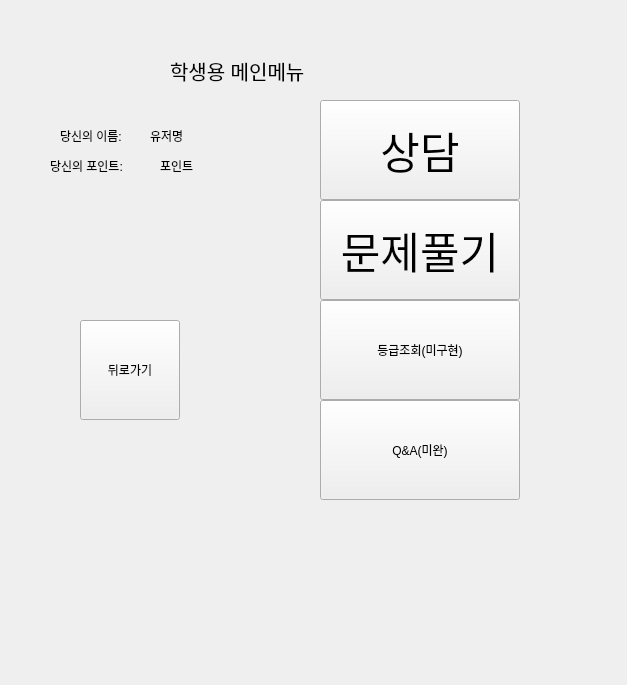
Qt form student_client.ui (Eduappproject/education_application) before a commit.
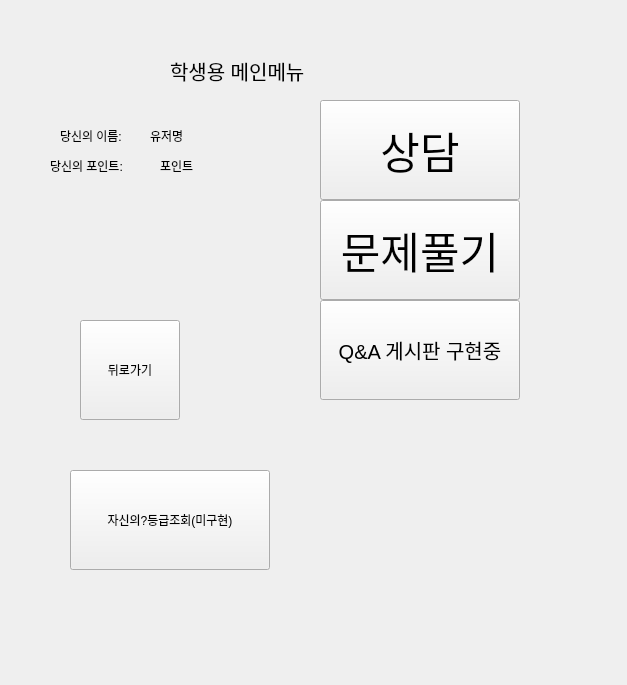
The same form after that commit. The open tabs and pages were chosen to show the change.

What changed in the file:
```diff
--- a/student_client.ui
+++ b/student_client.ui
@@ -479,14 +479,14 @@
     <widget class="QPushButton" name="mainButton_1">
      <property name="geometry">
       <rect>
-       <x>310</x>
-       <y>290</y>
+       <x>60</x>
+       <y>460</y>
        <width>200</width>
        <height>100</height>
       </rect>
      </property>
      <property name="text">
-      <string>등급조회(미구현)</string>
+      <string>자신의?등급조회(미구현)</string>
      </property>
     </widget>
     <widget class="QPushButton" name="mainPageQuestionButton">
@@ -529,13 +529,18 @@
      <property name="geometry">
       <rect>
        <x>310</x>
-       <y>390</y>
+       <y>290</y>
        <width>200</width>
        <height>100</height>
       </rect>
      </property>
+     <property name="font">
+      <font>
+       <pointsize>15</pointsize>
+      </font>
+     </property>
      <property name="text">
-      <string>Q&amp;&amp;A(미완)</string>
+      <string>Q&amp;&amp;A 게시판 구현중</string>
      </property>
     </widget>
     <widget class="QPushButton" name="backButton_2">
```
Left out of the diff: 12 changed lines with no effect on the pictures.
